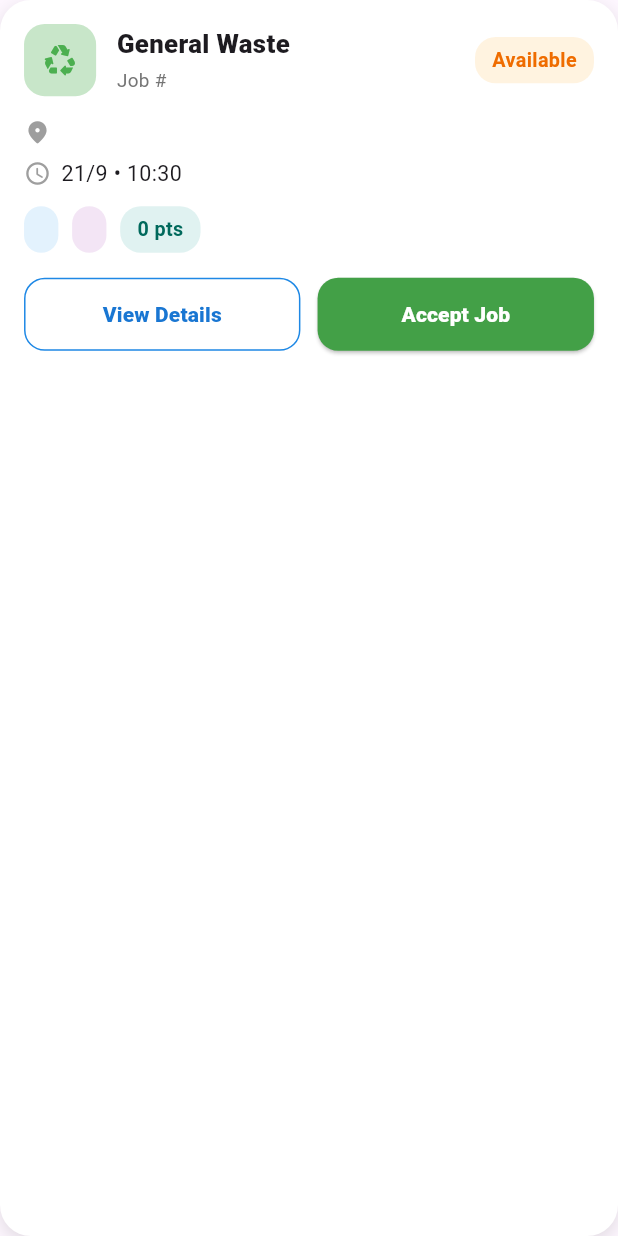
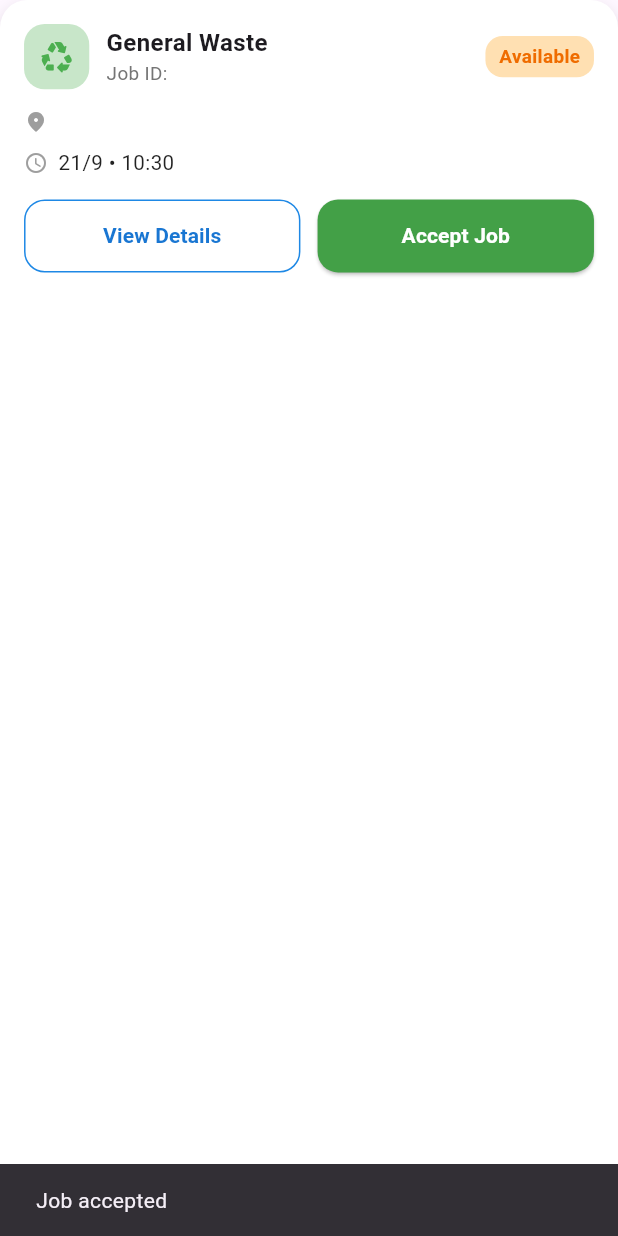
Before and after one commit to Adityaaaaaaaaaaaaaaa/WDA, a Flutter app: the TaskCardAvailable widget shown alone on an empty page, opened directly with empty values, after a tap on "Accept Job", on a phone screen of 412 x 824 dp. Run offline on Flutter 3.47's test engine with Material 3 defaults, Android fonts, the phone set to English and light mode, and no system bars; our stand-ins replace cloud_firestore, firebase_auth, firebase_core, flutter_dotenv, flutter_map, flutter_riverpod and 8 more; missing offline and left inert: alert_info, flutter_displaymode, flutter_map_location_marker, flutter_map_marker_cluster, flutter_polyline_points; accounts and stored records are empty.

Commit message:
job page

```diff
--- a/lib/features/driver/jobs/widgets/dJobs_widgets.dart
+++ b/lib/features/driver/jobs/widgets/dJobs_widgets.dart
@@ -46,92 +46,95 @@ class BlueSegmentedTab extends StatelessWidget {
 
 class TaskCardAvailable extends StatelessWidget {
   final TaskModel task;
-  final DriverTasksService svc;
+  final DriverTasksService? svc; // nullable => hide Accept in My Tasks
   const TaskCardAvailable({super.key, required this.task, required this.svc});
+
+  String _statusLabel() {
+    if (task.status == 'completed') return 'Completed';
+    if (task.status == 'scheduled') return 'Scheduled';
+    if (task.driverAssigned) return 'In Progress';
+    return 'Available';
+  }
+
+  Color _statusBg() {
+    if (task.status == 'completed') return Colors.green.shade100;
+    if (task.status == 'scheduled') return Colors.indigo.shade100;
+    if (task.driverAssigned) return Colors.blue.shade100;
+    return Colors.orange.shade100;
+  }
+
+  Color _statusFg() {
+    if (task.status == 'completed') return Colors.green.shade800;
+    if (task.status == 'scheduled') return Colors.indigo.shade800;
+    if (task.driverAssigned) return Colors.blue.shade800;
+    return Colors.orange.shade800;
+  }
 
   @override
   Widget build(BuildContext context) {
     final primaryWaste = task.wasteTypes.isNotEmpty ? task.wasteTypes.first : "General Waste";
+    final when = task.pickupDateTime;
+    final whenText = when != null
+        ? "${when.day}/${when.month} • ${when.hour.toString().padLeft(2, '0')}:${when.minute.toString().padLeft(2, '0')}"
+        : "Flexible";
 
     return Container(
       decoration: BoxDecoration(
         color: Colors.white,
-        borderRadius: BorderRadius.circular(18.r),
-        boxShadow: const [BoxShadow(color: Colors.black12, blurRadius: 10, offset: Offset(0, 4))],
+        borderRadius: BorderRadius.circular(16.r),
+        boxShadow: const [BoxShadow(color: Colors.black12, blurRadius: 8, offset: Offset(0, 4))],
       ),
       child: Padding(
         padding: EdgeInsets.all(14.w),
         child: Column(
           crossAxisAlignment: CrossAxisAlignment.start,
           children: [
-            // Header
-            Row(
-              children: [
+            Row(children: [
               Container(
-                  width: 42.w,
-                  height: 42.w,
-                  decoration: BoxDecoration(
-                    color: Colors.green.shade100,
-                    borderRadius: BorderRadius.circular(12.r),
-                  ),
+                width: 38.w, height: 38.w,
+                decoration: BoxDecoration(color: Colors.green.shade100, borderRadius: BorderRadius.circular(12.r)),
                 child: const Icon(Icons.recycling_rounded, color: Colors.green),
               ),
-                SizedBox(width: 12.w),
+              SizedBox(width: 10.w),
               Expanded(
                 child: Column(
                   crossAxisAlignment: CrossAxisAlignment.start,
                   children: [
-                      Text(primaryWaste, style: TextStyle(fontSize: 15.sp, fontWeight: FontWeight.w800)),
-                      SizedBox(height: 2.h),
-                      Text("Job #${task.taskId.split('_').last}",
+                    Text(primaryWaste, style: TextStyle(fontSize: 14.sp, fontWeight: FontWeight.w700)),
+                    Text("Job ID: ${task.taskId.split('_').last}",
                         style: TextStyle(fontSize: 11.sp, color: Colors.grey[600])),
                   ],
                 ),
               ),
-                _chip("Available", Colors.orange.shade50, Colors.orange.shade800),
-              ],
+              Container(
+                padding: EdgeInsets.symmetric(horizontal: 8.w, vertical: 4.h),
+                decoration: BoxDecoration(color: _statusBg(), borderRadius: BorderRadius.circular(10.r)),
+                child: Text(_statusLabel(),
+                    style: TextStyle(fontSize: 11.sp, color: _statusFg(), fontWeight: FontWeight.w700)),
               ),
-            SizedBox(height: 12.h),
-
-            // Address & Time
+            ]),
+            SizedBox(height: 10.h),
             Row(children: [
-              const Icon(Icons.place_rounded, size: 18, color: Colors.grey),
+              const Icon(Icons.place_rounded, size: 16, color: Colors.grey),
               SizedBox(width: 6.w),
-              Expanded(child: Text(task.address, style: TextStyle(fontSize: 12.5.sp))),
+              Expanded(child: Text(task.address, style: TextStyle(fontSize: 12.sp, color: Colors.black87))),
             ]),
             SizedBox(height: 6.h),
             Row(children: [
-              const Icon(Icons.access_time_rounded, size: 18, color: Colors.grey),
+              const Icon(Icons.access_time_rounded, size: 16, color: Colors.grey),
               SizedBox(width: 6.w),
-              Text(task.pickupWhenText, style: TextStyle(fontSize: 12.5.sp)),
+              Text(whenText, style: TextStyle(fontSize: 12.sp, color: Colors.black87)),
             ]),
-            SizedBox(height: 10.h),
-
-            // Meta chips
-            Wrap(
-              spacing: 8.w,
-              runSpacing: 6.h,
-              children: [
-                _chip(task.size, Colors.blue.shade50, Colors.blue.shade800),
-                _chip(task.urgency, Colors.purple.shade50, Colors.purple.shade800),
-                _chip("${task.taskPoints} pts", Colors.teal.shade50, Colors.teal.shade800),
-              ],
-            ),
-
             if (task.notes.trim().isNotEmpty) ...[
-              SizedBox(height: 10.h),
+              SizedBox(height: 8.h),
               Container(
-                width: double.infinity,
                 padding: EdgeInsets.all(10.w),
-                decoration: BoxDecoration(
-                  color: Colors.grey.shade100,
-                  borderRadius: BorderRadius.circular(12.r),
-                ),
-                child: Text(task.notes, style: TextStyle(fontSize: 12.5.sp)),
+                decoration: BoxDecoration(color: Colors.grey.shade100, borderRadius: BorderRadius.circular(10.r)),
+                child: Text(task.notes, style: TextStyle(fontSize: 12.sp, color: Colors.black87)),
               ),
             ],
+            SizedBox(height: 12.h),
 
-            SizedBox(height: 14.h),
             Row(
               children: [
                 Expanded(
@@ -142,21 +145,32 @@ class TaskCardAvailable extends StatelessWidget {
                       shape: RoundedRectangleBorder(borderRadius: BorderRadius.circular(12.r)),
                       padding: EdgeInsets.symmetric(vertical: 12.h),
                     ),
-                    child: Text("View Details", style: TextStyle(color: Colors.blue.shade700, fontWeight: FontWeight.w800)),
+                    child: Text("View Details",
+                        style: TextStyle(color: Colors.blue.shade700, fontWeight: FontWeight.w700)),
                   ),
                 ),
+                if (svc != null) ...[
                   SizedBox(width: 10.w),
                   Expanded(
                     child: ElevatedButton(
-                    onPressed: () async => svc.acceptTask(task),
+                      onPressed: () async {
+                        await svc!.acceptTask(task);
+                        if (context.mounted) {
+                          ScaffoldMessenger.of(context).showSnackBar(
+                            const SnackBar(content: Text("Job accepted")),
+                          );
+                        }
+                      },
                       style: ElevatedButton.styleFrom(
                         backgroundColor: Colors.green.shade600,
                         shape: RoundedRectangleBorder(borderRadius: BorderRadius.circular(12.r)),
                         padding: EdgeInsets.symmetric(vertical: 12.h),
                       ),
-                    child: const Text("Accept Job", style: TextStyle(color: Colors.white, fontWeight: FontWeight.w800)),
+                      child: const Text("Accept Job",
+                          style: TextStyle(color: Colors.white, fontWeight: FontWeight.w700)),
                     ),
                   ),
+                ],
               ],
             ),
           ],
@@ -164,10 +178,4 @@ class TaskCardAvailable extends StatelessWidget {
       ),
     );
   }
-
-  Widget _chip(String text, Color bg, Color fg) => Container(
-        padding: EdgeInsets.symmetric(horizontal: 10.w, vertical: 5.h),
-        decoration: BoxDecoration(color: bg, borderRadius: BorderRadius.circular(12.r)),
-        child: Text(text, style: TextStyle(color: fg, fontSize: 11.5.sp, fontWeight: FontWeight.w700)),
-      );
 }
--- a/lib/services/dTasks_service.dart
+++ b/lib/services/dTasks_service.dart
@@ -18,13 +18,13 @@ class DriverTasksService {
         .snapshots();
   }
 
-  /// My tasks = assigned to me & in_progress
+  /// My tasks = assigned to me & (in_progress OR scheduled)
   Stream<QuerySnapshot<Map<String, dynamic>>> streamMyTasks() {
     final uid = _uid ?? '__none__';
     return _db
         .collection('tasks')
         .where('driverId', isEqualTo: uid)
-        .where('status', isEqualTo: 'in_progress')
+        .where('status', whereIn: ['in_progress', 'scheduled'])
         .orderBy('updatedAt', descending: true)
         .snapshots();
   }
@@ -46,6 +46,8 @@ class DriverTasksService {
     if (user == null) throw Exception("Not logged in");
 
     final ref = _db.collection('tasks').doc(t.taskId);
+
+    // 1) Mark this task as in_progress (also mark accepted & enRoute for UX)
     await ref.update({
       'driverAssigned': true,
       'driverId': user.uid,
@@ -53,8 +55,27 @@ class DriverTasksService {
       'driverSeen': true,
       'status': 'in_progress',
       'progressStages.accepted': true,
-      'lastProgressStage': 'accepted',
+      'progressStages.enRoute': true,
+      'lastProgressStage': 'enRoute',
+      'acceptedAt': FieldValue.serverTimestamp(), // <— for future ordering
       'updatedAt': FieldValue.serverTimestamp(),
     });
+
+    // 2) Ensure only ONE job is active: mark any other active jobs for this driver as 'scheduled'
+    final others = await _db
+        .collection('tasks')
+        .where('driverId', isEqualTo: user.uid)
+        .where('status', isEqualTo: 'in_progress')
+        .get();
+
+    final batch = _db.batch();
+    for (final d in others.docs) {
+      if (d.id == t.taskId) continue; // skip the one we just accepted
+      batch.update(d.reference, {
+        'status': 'scheduled',
+        'updatedAt': FieldValue.serverTimestamp(),
+      });
+    }
+    await batch.commit();
   }
 }
```
Also changed, not shown: lib/features/driver/jobs/dJobs_page.dart (+50 -16 lines), lib/features/driver/jobs/widgets/task_card_available.dart (deleted, +0 -128 lines). Lines whose indentation alone changed are shown as unchanged.
